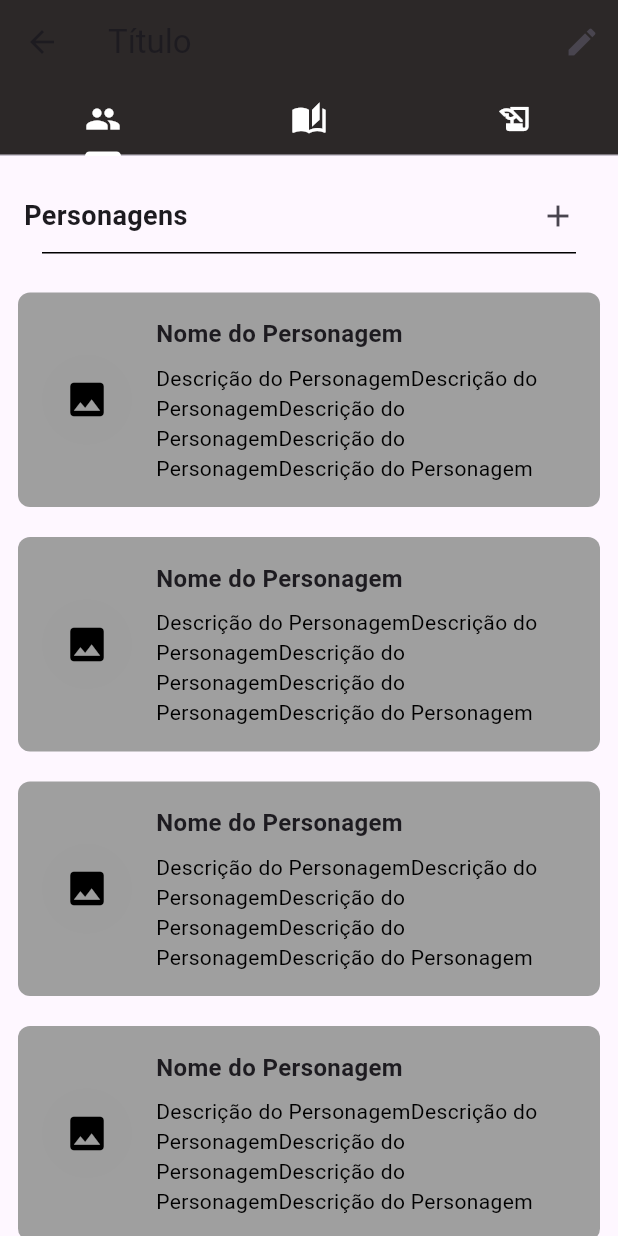
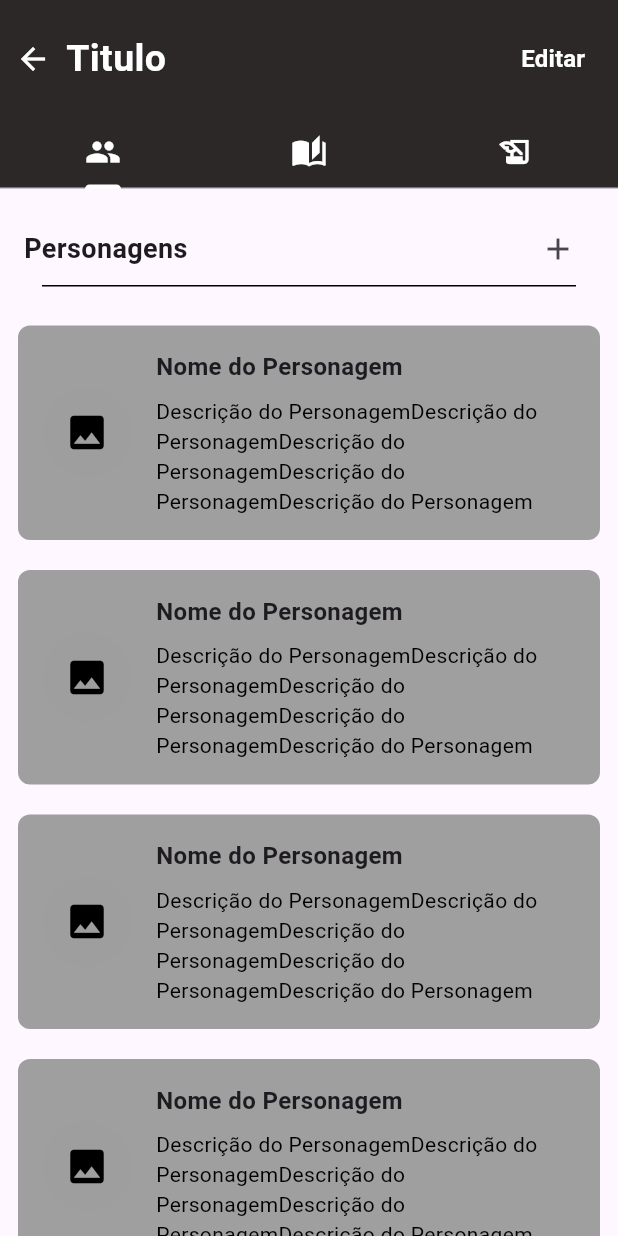
Before and after one commit to JoaoMarceloDMSilva/flutter_writing_app, a Flutter app: the MainChapter screen opened by its route, on a phone screen of 412 x 824 dp. Run offline on Flutter 3.47's test engine with Material 3 defaults, Android fonts, the phone set to English and light mode, and no system bars; missing offline and left inert: dart:ffi.

Commit message:
Naavegao Parcial Telas

```diff
--- a/lib/my_widgets/my_app_bar.dart
+++ b/lib/my_widgets/my_app_bar.dart
@@ -3,10 +3,19 @@ import 'dart:ffi';
 import 'package:flutter/material.dart';
 import 'package:flutter_writing_app/cosntants/my_colors.dart';
 
+import '../routes/other_class_routes.dart';
+
 class MyAppBar extends StatelessWidget {
   final String nameScreen;
+  final String nameButton;
   final bool showIcon;
-  const MyAppBar({super.key, required this.nameScreen, this.showIcon = true});
+  final bool showTextButton;
+  const MyAppBar(
+      {super.key,
+      required this.nameScreen,
+      this.showIcon = true,
+      this.showTextButton = true,
+      required this.nameButton});
 
   @override
   Widget build(BuildContext context) {
@@ -16,8 +25,11 @@ class MyAppBar extends StatelessWidget {
         horizontal: 10,
       ),
       color: MyColors().brown,
-      child: Stack(
-
+      child: Row(
+        mainAxisAlignment: MainAxisAlignment.spaceBetween,
+        children: [
+          Row(
+            mainAxisAlignment: MainAxisAlignment.start,
             children: [
               if (showIcon)
                 InkWell(
@@ -33,7 +45,24 @@ class MyAppBar extends StatelessWidget {
               Text(
                 nameScreen,
                 style: TextStyle(
-                fontSize: 25, fontWeight: FontWeight.bold, color: Colors.white),
+                    fontSize: 25,
+                    fontWeight: FontWeight.bold,
+                    color: Colors.white),
+              ),
+            ],
+          ),
+          if (showTextButton)
+            TextButton(
+              onPressed: () {
+                Navigator.pushNamed(context, Routes.mainPage);
+              },
+              child: Text(
+                nameButton,
+                style: TextStyle(
+                    fontSize: 16,
+                    fontWeight: FontWeight.bold,
+                    color: Colors.white),
+              ),
             ),
         ],
       ),
--- a/lib/pages/principal_chapter.dart
+++ b/lib/pages/principal_chapter.dart
@@ -1,6 +1,7 @@
 import 'package:flutter/material.dart';
 import 'package:flutter_writing_app/my_widgets/chapter_tab_page2.dart';
 import 'package:flutter_writing_app/my_widgets/character_tab_page1.dart';
+import 'package:flutter_writing_app/my_widgets/my_app_bar.dart';
 import 'package:flutter_writing_app/my_widgets/notes_tab_page3.dart';
 // import 'package:flutter_writing_app/my_widgets/tab_bar_add.dart';
 
@@ -12,22 +13,13 @@
     return DefaultTabController(
       length: 3,
       child: Scaffold(
-        appBar: AppBar(
-          backgroundColor: const Color(0xff2C2828),
-          elevation: 0,
-          title: const Text("Título"),
-          leading: const Icon(
-            Icons.arrow_back,
+        body: SafeArea(
+          child: Column(
+            children: [
+              MyAppBar(
+                nameScreen: "Titulo",
+                nameButton: "Editar",
               ),
-          actions: [
-            IconButton(
-              onPressed: () {},
-              icon: const Icon(Icons.edit),
-            ),
-          ],
-        ),
-        body: Column(
-          children: [
               Container(
                 color: const Color(0xff2C2828), // Cor de fundo da AppBar
                 child: TabBar(
@@ -69,6 +61,7 @@
             ],
           ),
         ),
+      ),
     );
   }
 }
```
Also changed, not shown: lib/my_widgets/card_image.dart (+8 -4 lines), lib/pages/create_screen.dart (+1 -28 lines), lib/pages/initial_screen.dart (+34 -28 lines). Lines whose indentation alone changed are shown as unchanged.
